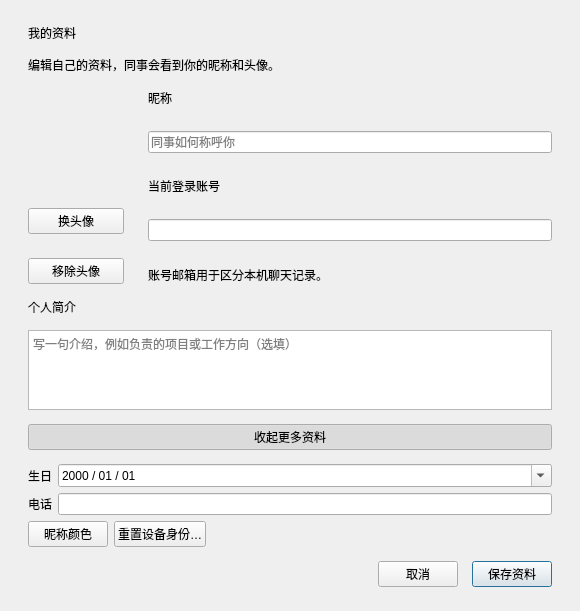
shadowyli/shadow-chat, file src/desktop/GuiEditVCard.ui: the form before one commit.
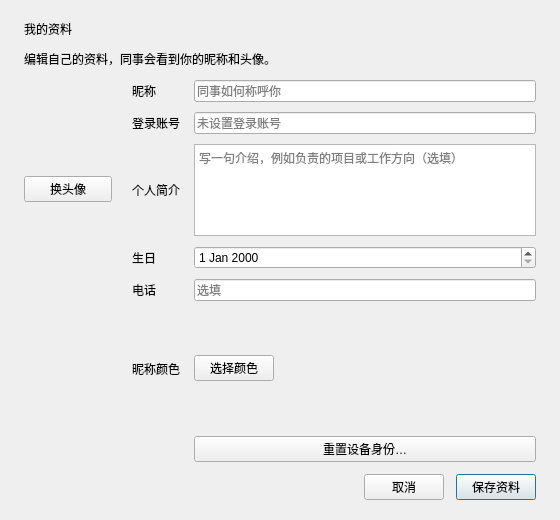
The form after the commit. Custom widgets are drawn as their Qt base class.

Commit message: Complete 1.2.0 profile cards and anchored popup UI

```diff
--- a/src/desktop/GuiEditVCard.ui
+++ b/src/desktop/GuiEditVCard.ui
@@ -2,45 +2,39 @@
 <ui version="4.0">
  <class>GuiVCardDialog</class>
  <widget class="QDialog" name="GuiVCardDialog">
-  <property name="geometry"><rect><x>0</x><y>0</y><width>580</width><height>470</height></rect></property>
+  <property name="geometry"><rect><x>0</x><y>0</y><width>560</width><height>520</height></rect></property>
   <property name="windowTitle"><string>我的资料</string></property>
   <layout class="QVBoxLayout" name="mainLayout">
-   <property name="spacing"><number>14</number></property>
-   <property name="leftMargin"><number>28</number></property><property name="topMargin"><number>24</number></property><property name="rightMargin"><number>28</number></property><property name="bottomMargin"><number>24</number></property>
+   <property name="spacing"><number>12</number></property>
+   <property name="leftMargin"><number>24</number></property><property name="topMargin"><number>20</number></property><property name="rightMargin"><number>24</number></property><property name="bottomMargin"><number>20</number></property>
    <item><widget class="QLabel" name="mp_lTitle"><property name="text"><string>我的资料</string></property></widget></item>
    <item><widget class="QLabel" name="mp_lIdentity"><property name="text"><string>编辑自己的资料，同事会看到你的昵称和头像。</string></property><property name="wordWrap"><bool>true</bool></property></widget></item>
    <item><layout class="QHBoxLayout" name="profileLayout">
-    <property name="spacing"><number>24</number></property>
+    <property name="spacing"><number>20</number></property>
     <item><layout class="QVBoxLayout" name="avatarLayout">
-     <item><widget class="QLabel" name="mp_lPhoto"><property name="minimumSize"><size><width>96</width><height>96</height></size></property><property name="maximumSize"><size><width>96</width><height>96</height></size></property><property name="text"><string/></property><property name="alignment"><set>Qt::AlignCenter</set></property></widget></item>
+     <property name="spacing"><number>8</number></property>
+     <item><widget class="QLabel" name="mp_lPhoto"><property name="minimumSize"><size><width>88</width><height>88</height></size></property><property name="maximumSize"><size><width>88</width><height>88</height></size></property><property name="text"><string/></property><property name="alignment"><set>Qt::AlignCenter</set></property></widget></item>
      <item><widget class="QPushButton" name="mp_pbChangePhoto"><property name="text"><string>换头像</string></property><property name="autoDefault"><bool>false</bool></property></widget></item>
-     <item><widget class="QPushButton" name="mp_pbRemovePhoto"><property name="text"><string>移除头像</string></property><property name="autoDefault"><bool>false</bool></property></widget></item>
+     <item><spacer name="avatarSpacer"><property name="orientation"><enum>Qt::Vertical</enum></property><property name="sizeHint" stdset="0"><size><width>10</width><height>10</height></size></property></spacer></item>
     </layout></item>
-    <item><layout class="QVBoxLayout" name="basicLayout">
-     <item><widget class="QLabel" name="mp_lNickname"><property name="text"><string>昵称</string></property></widget></item>
-     <item><widget class="QLineEdit" name="mp_leNickname"><property name="maxLength"><number>50</number></property><property name="placeholderText"><string>同事如何称呼你</string></property></widget></item>
-     <item><widget class="QLabel" name="mp_lEmail"><property name="text"><string>当前登录账号</string></property></widget></item>
-     <item><widget class="QLineEdit" name="mp_leEmail"><property name="maxLength"><number>160</number></property></widget></item>
-     <item><widget class="QLabel" name="mp_lEmailHint"><property name="text"><string>账号邮箱用于区分本机聊天记录。</string></property><property name="wordWrap"><bool>true</bool></property></widget></item>
+    <item><layout class="QGridLayout" name="formLayout">
+     <property name="horizontalSpacing"><number>14</number></property>
+     <property name="verticalSpacing"><number>10</number></property>
+     <item row="0" column="0"><widget class="QLabel" name="mp_lNickname"><property name="text"><string>昵称</string></property></widget></item>
+     <item row="0" column="1"><widget class="QLineEdit" name="mp_leNickname"><property name="maxLength"><number>50</number></property><property name="placeholderText"><string>同事如何称呼你</string></property></widget></item>
+     <item row="1" column="0"><widget class="QLabel" name="mp_lEmail"><property name="text"><string>登录账号</string></property></widget></item>
+     <item row="1" column="1"><widget class="QLineEdit" name="mp_leEmail"><property name="maxLength"><number>160</number></property><property name="readOnly"><bool>true</bool></property><property name="placeholderText"><string>未设置登录账号</string></property></widget></item>
+     <item row="2" column="0"><widget class="QLabel" name="mp_lInfo"><property name="text"><string>个人简介</string></property></widget></item>
+     <item row="2" column="1"><widget class="QPlainTextEdit" name="mp_teInfo"><property name="minimumSize"><size><width>0</width><height>72</height></size></property><property name="maximumSize"><size><width>16777215</width><height>92</height></size></property><property name="placeholderText"><string>写一句介绍，例如负责的项目或工作方向（选填）</string></property></widget></item>
+     <item row="3" column="0"><widget class="QLabel" name="mp_lBirthday"><property name="text"><string>生日</string></property></widget></item>
+     <item row="3" column="1"><widget class="ShadowBirthdayEdit" name="mp_deBirthday"><property name="toolTip"><string>尚未填写生日 · 点击日历图标选择</string></property></widget></item>
+     <item row="4" column="0"><widget class="QLabel" name="mp_lPhone"><property name="text"><string>电话</string></property></widget></item>
+     <item row="4" column="1"><widget class="QLineEdit" name="mp_lePhone"><property name="maxLength"><number>80</number></property><property name="placeholderText"><string>选填</string></property></widget></item>
+     <item row="5" column="0"><widget class="QLabel" name="mp_lColor"><property name="text"><string>昵称颜色</string></property></widget></item>
+     <item row="5" column="1"><layout class="QHBoxLayout" name="colorLayout"><property name="spacing"><number>8</number></property><item><widget class="QPushButton" name="mp_pbColor"><property name="text"><string>选择颜色</string></property><property name="autoDefault"><bool>false</bool></property></widget></item><item><widget class="QLabel" name="mp_lColorValue"><property name="text"><string/></property></widget></item><item><spacer name="colorSpacer"><property name="orientation"><enum>Qt::Horizontal</enum></property><property name="sizeHint" stdset="0"><size><width>10</width><height>10</height></size></property></spacer></item></layout></item>
+     <item row="6" column="1"><widget class="QPushButton" name="mp_pbRegenerateHash"><property name="text"><string>重置设备身份…</string></property><property name="autoDefault"><bool>false</bool></property></widget></item>
     </layout></item>
    </layout></item>
-   <item><widget class="QLabel" name="mp_lInfo"><property name="text"><string>个人简介</string></property></widget></item>
-   <item><widget class="QPlainTextEdit" name="mp_teInfo"><property name="minimumSize"><size><width>0</width><height>80</height></size></property><property name="maximumSize"><size><width>16777215</width><height>96</height></size></property><property name="placeholderText"><string>写一句介绍，例如负责的项目或工作方向（选填）</string></property></widget></item>
-   <item><widget class="QPushButton" name="mp_pbAdvanced"><property name="text"><string>收起更多资料</string></property><property name="checkable"><bool>true</bool></property><property name="checked"><bool>true</bool></property><property name="autoDefault"><bool>false</bool></property></widget></item>
-   <item><widget class="QWidget" name="mp_advanced"><layout class="QVBoxLayout" name="advancedLayout">
-    <property name="leftMargin"><number>0</number></property><property name="topMargin"><number>0</number></property><property name="rightMargin"><number>0</number></property><property name="bottomMargin"><number>0</number></property>
-    <item><layout class="QFormLayout" name="optionalLayout">
-     <item row="0" column="0"><widget class="QLabel" name="mp_lBirthday"><property name="text"><string>生日</string></property></widget></item>
-     <item row="0" column="1"><widget class="QDateEdit" name="mp_deBirthday"><property name="displayFormat"><string>yyyy / MM / dd</string></property><property name="calendarPopup"><bool>true</bool></property></widget></item>
-     <item row="1" column="0"><widget class="QLabel" name="mp_lPhone"><property name="text"><string>电话</string></property></widget></item>
-     <item row="1" column="1"><widget class="QLineEdit" name="mp_lePhone"><property name="maxLength"><number>80</number></property></widget></item>
-    </layout></item>
-    <item><layout class="QHBoxLayout" name="settingsLayout">
-     <item><widget class="QPushButton" name="mp_pbColor"><property name="text"><string>昵称颜色</string></property><property name="autoDefault"><bool>false</bool></property></widget></item>
-     <item><widget class="QPushButton" name="mp_pbRegenerateHash"><property name="text"><string>重置设备身份…</string></property><property name="autoDefault"><bool>false</bool></property></widget></item>
-     <item><spacer name="settingsSpacer"><property name="orientation"><enum>Qt::Horizontal</enum></property><property name="sizeHint" stdset="0"><size><width>10</width><height>10</height></size></property></spacer></item>
-    </layout></item>
-   </layout></widget></item>
    <item><layout class="QHBoxLayout" name="buttonLayout">
     <item><spacer name="buttonSpacer"><property name="orientation"><enum>Qt::Horizontal</enum></property><property name="sizeHint" stdset="0"><size><width>40</width><height>10</height></size></property></spacer></item>
     <item><widget class="QPushButton" name="mp_pbCancel"><property name="text"><string>取消</string></property><property name="autoDefault"><bool>false</bool></property></widget></item>
@@ -48,7 +42,14 @@
    </layout></item>
   </layout>
  </widget>
- <tabstops><tabstop>mp_leNickname</tabstop><tabstop>mp_teInfo</tabstop><tabstop>mp_pbChangePhoto</tabstop><tabstop>mp_pbRemovePhoto</tabstop><tabstop>mp_pbAdvanced</tabstop><tabstop>mp_deBirthday</tabstop><tabstop>mp_lePhone</tabstop><tabstop>mp_pbCancel</tabstop><tabstop>mp_pbOk</tabstop></tabstops>
+ <customwidgets>
+  <customwidget>
+   <class>ShadowBirthdayEdit</class>
+   <extends>QDateEdit</extends>
+   <header>ShadowBirthdayEdit.h</header>
+  </customwidget>
+ </customwidgets>
+ <tabstops><tabstop>mp_leNickname</tabstop><tabstop>mp_leEmail</tabstop><tabstop>mp_teInfo</tabstop><tabstop>mp_pbChangePhoto</tabstop><tabstop>mp_deBirthday</tabstop><tabstop>mp_lePhone</tabstop><tabstop>mp_pbColor</tabstop><tabstop>mp_pbCancel</tabstop><tabstop>mp_pbOk</tabstop></tabstops>
  <resources/>
  <connections/>
 </ui>
```
The commit also changes 23 other files.
